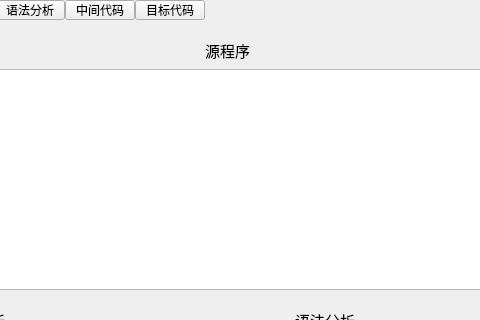
Before: the Qt Designer form widget.ui in HarlanHW/My_Compiler, drawn with Qt 5; both pictures show x 145 to 625 and y 0 to 320 of the 1280 by 760 pixel window.
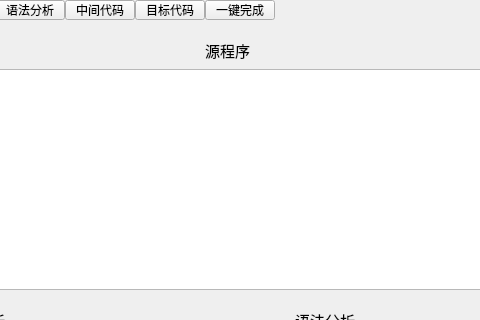
After: the same form once the commit is applied.

Diff of the .ui file:
```diff
--- a/widget.ui
+++ b/widget.ui
@@ -281,6 +281,19 @@
     <string>目标代码</string>
    </property>
   </widget>
+  <widget class="QPushButton" name="pushButton_runall">
+   <property name="geometry">
+    <rect>
+     <x>350</x>
+     <y>0</y>
+     <width>70</width>
+     <height>20</height>
+    </rect>
+   </property>
+   <property name="text">
+    <string>一键完成</string>
+   </property>
+  </widget>
  </widget>
  <layoutdefault spacing="6" margin="11"/>
  <resources/>
```
